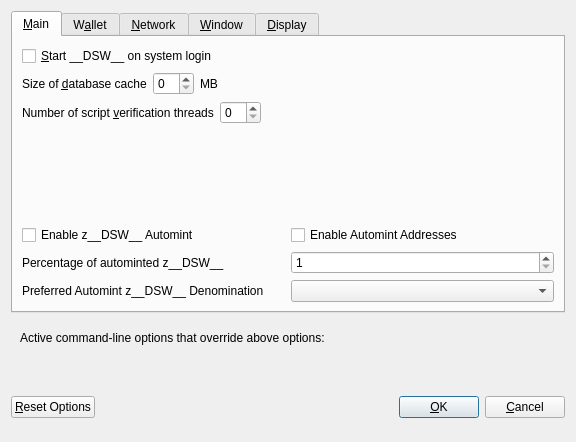
Qt form src/qt/forms/optionsdialog.ui (decenomy/DSW) before a commit.
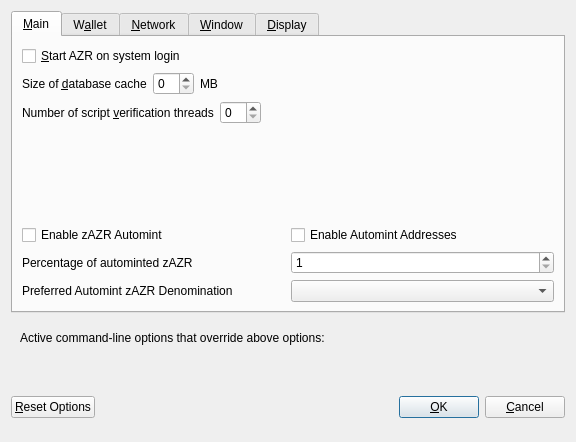
The same form after that commit. Custom widgets are drawn as their Qt base class.

Patch:
```diff
--- a/src/qt/forms/optionsdialog.ui
+++ b/src/qt/forms/optionsdialog.ui
@@ -33,7 +33,7 @@
           <string>Automatically start __DSW__ after logging in to the system.</string>
          </property>
          <property name="text">
-          <string>&amp;Start __DSW__ on system login</string>
+          <string>&amp;Start AZR on system login</string>
          </property>
         </widget>
        </item>
@@ -147,7 +147,7 @@
                <enum>Qt::LeftToRight</enum>
               </property>
               <property name="text">
-               <string>Enable z__DSW__ Automint</string>
+               <string>Enable zAZR Automint</string>
               </property>
              </widget>
             </item>
@@ -174,7 +174,7 @@
                <string>Percentage of incoming __DSW__ which get automatically converted to z__DSW__ via Zerocoin Protocol (min: 10%)</string>
               </property>
               <property name="text">
-               <string>Percentage of autominted z__DSW__</string>
+               <string>Percentage of autominted zAZR</string>
               </property>
              </widget>
             </item>
@@ -207,7 +207,7 @@
                <string>Wait with automatic conversion to Zerocoin until enough __DSW__ for this denomination is available</string>
               </property>
               <property name="text">
-               <string>Preferred Automint z__DSW__ Denomination</string>
+               <string>Preferred Automint zAZR Denomination</string>
               </property>
              </widget>
             </item>
```
Left out of the diff: 18 changed lines with no effect on the pictures.
